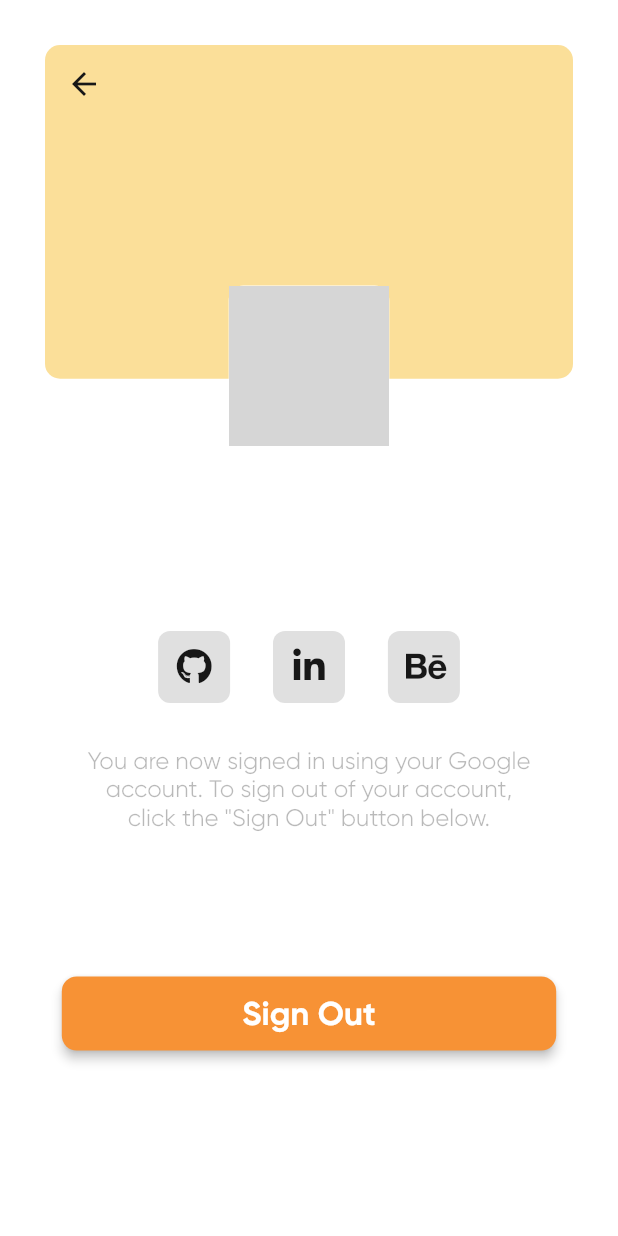
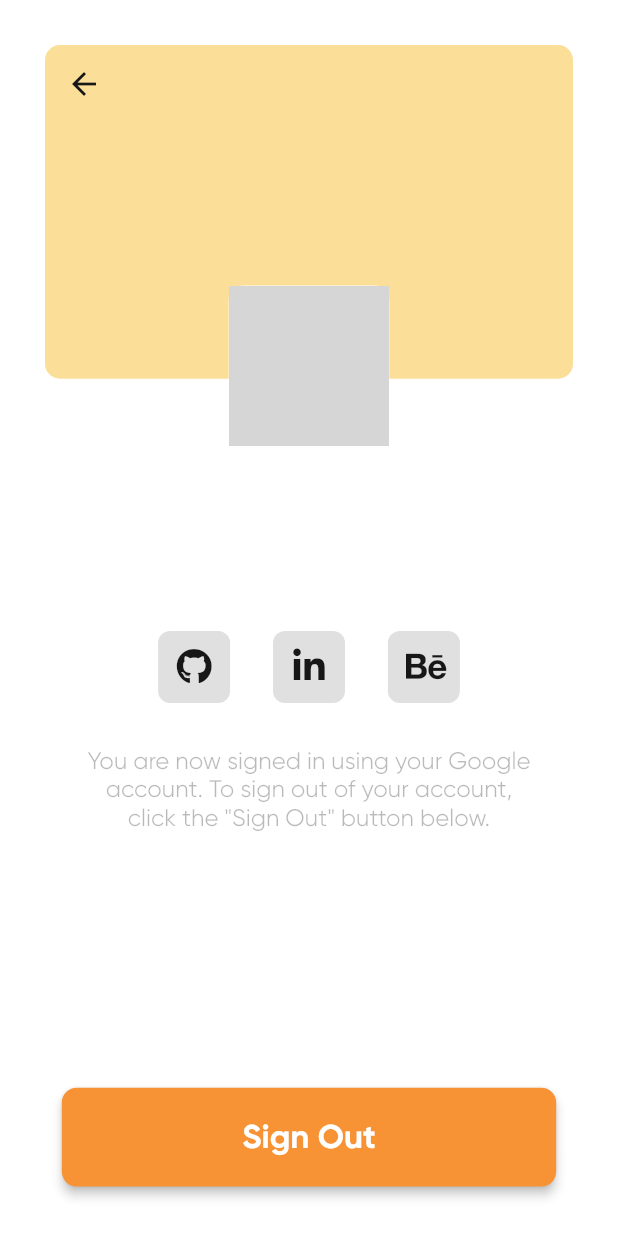
Before and after one commit to anubhavbagri/firebase-rudiments-flutter, a Flutter app: the UserInfoScreen screen opened directly with empty values, after a tap on "Sign Out", after a tap on the "settings" icon, on a phone screen of 412 x 824 dp. Run offline on Flutter 3.47's test engine with Material 2 defaults, Android fonts, the phone set to English and light mode, and no system bars; our stand-ins replace cloud_firestore, firebase_auth, firebase_core, flutter_svg, font_awesome_flutter, get and 1 more; accounts and stored records are empty; network calls fail; grey boxes are pictures that could not be loaded.

Commit message:
fix: small screen issues

```diff
--- a/lib/custom_widgets/sign_in_button.dart
+++ b/lib/custom_widgets/sign_in_button.dart
@@ -34,7 +34,7 @@ class _GoogleSignInButtonState extends State<GoogleSignInButton> {
                 style: TextButton.styleFrom(
                   fixedSize: Size(
                     DynamicSize.safeHorizontal! * .43,
-                    DynamicSize.safeVertical! * .06,
+                    DynamicSize.safeVertical! * .08,
                   ),
                   shape: RoundedRectangleBorder(
                       borderRadius: BorderRadius.circular(50)),
--- a/lib/screens/user_info_screen.dart
+++ b/lib/screens/user_info_screen.dart
@@ -33,6 +33,7 @@ class _UserInfoScreenState extends State<UserInfoScreen> {
     DynamicSize().init(context);
     return SafeArea(
       child: Scaffold(
+        resizeToAvoidBottomInset: true,
         body: Column(
           crossAxisAlignment: CrossAxisAlignment.center,
           children: [
@@ -163,7 +164,11 @@ class _UserInfoScreenState extends State<UserInfoScreen> {
                 ? CircularProgressIndicator(
                     valueColor: AlwaysStoppedAnimation<Color>(Colors.white),
                   )
-                : TextButton(
+                : Padding(
+                    padding: EdgeInsets.only(
+                      bottom: DynamicSize.safeVertical! * .04,
+                    ),
+                    child: TextButton(
                       child: Text(
                         'Sign Out',
                         style: Theme.of(context).textTheme.headline6!.copyWith(
@@ -175,7 +180,7 @@ class _UserInfoScreenState extends State<UserInfoScreen> {
                       style: TextButton.styleFrom(
                         fixedSize: Size(
                           DynamicSize.safeHorizontal! * .8,
-                        DynamicSize.safeVertical! * .06,
+                          DynamicSize.safeVertical! * .08,
                         ),
                         shape: RoundedRectangleBorder(
                           borderRadius: BorderRadius.circular(10),
@@ -197,7 +202,8 @@ class _UserInfoScreenState extends State<UserInfoScreen> {
                         );
                       },
                     ),
-            SizedBox(height: DynamicSize.safeVertical! * .15),
+                  ),
+            // SizedBox(height: DynamicSize.safeVertical! * .15),
           ],
         ),
       ),
```
Lines whose indentation alone changed are shown as unchanged.
